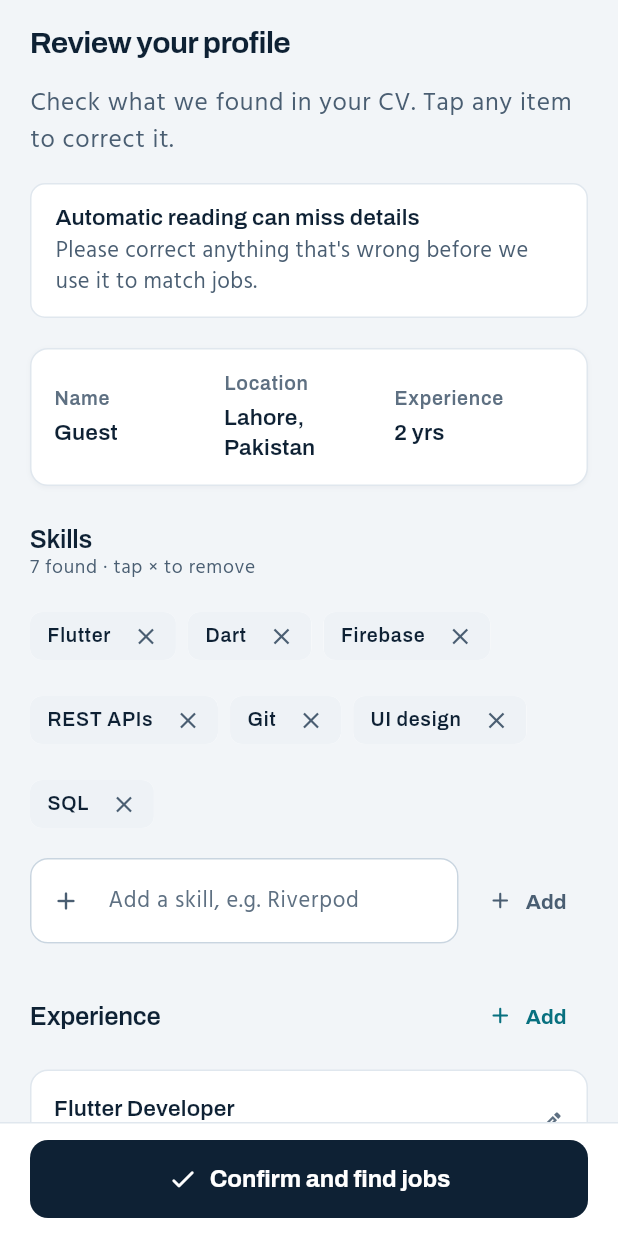
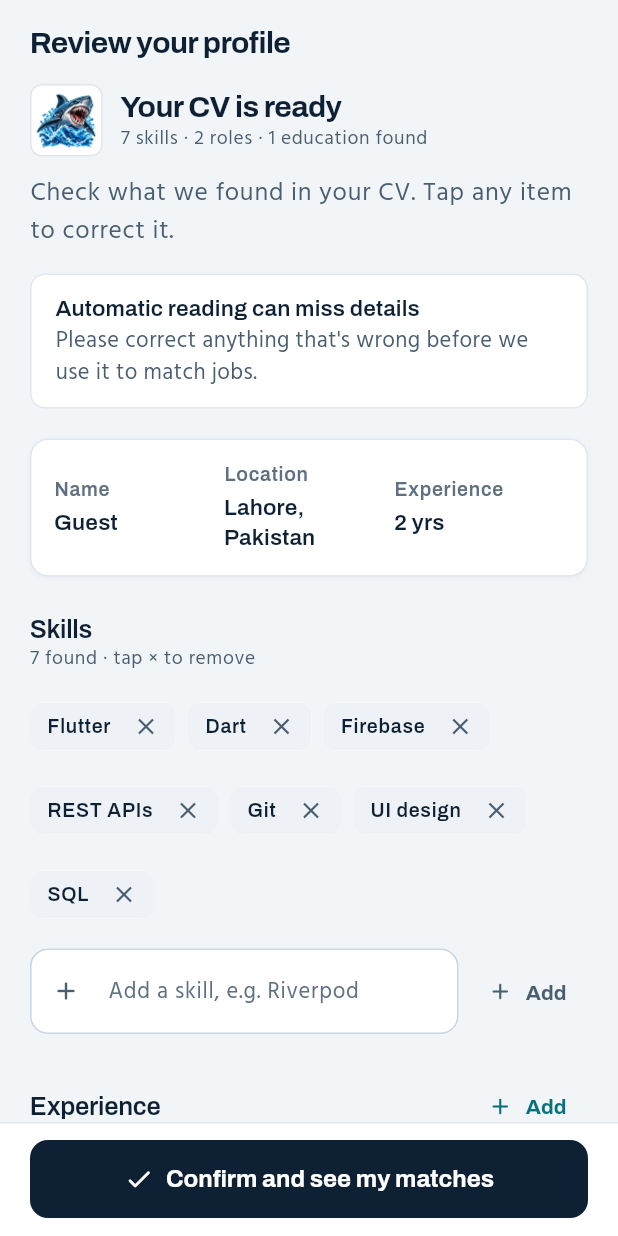
Before and after one commit to scalesharkapps-dot/SharkHire-Flutter-Web, a Flutter app: the CvReviewScreen screen opened by its route, on a phone screen of 412 x 824 dp. Run offline on Flutter 3.47's test engine with Material 3 defaults, Android fonts, the phone set to English and light mode, and no system bars; our stand-ins replace cupertino_ui, file_picker, flutter_riverpod, flutter_secure_storage, go_router, material_ui; missing offline and left inert: purchases_flutter; accounts and stored records are empty.

Commit message:
Loaders: shark fin loader on splash, CV processing, buttons and page waits; CV ready header on review
Co-Authored-By: Claude Opus 5.5 <noreply@anthropic.com>

```diff
--- a/mobile_app/lib/features/applications/presentation/screens/applications_screen.dart
+++ b/mobile_app/lib/features/applications/presentation/screens/applications_screen.dart
@@ -14,6 +14,7 @@ import '../../../../shared/widgets/state_views.dart';
 import '../../../../shared/widgets/status_chip.dart';
 import '../../data/models/application.dart';
 import '../providers/applications_provider.dart';
+import '../../../../shared/widgets/shark_loader.dart';
 
 enum _Filter { all, active, closed }
 
@@ -43,7 +44,7 @@ class _ApplicationsScreenState extends ConsumerState<ApplicationsScreen> {
     return Scaffold(
       appBar: AppBar(title: const Text('My applications')),
       body: all.isEmpty && load.isLoading
-          ? const Center(child: CircularProgressIndicator())
+          ? const SharkLoader()
           : all.isEmpty && load.hasError
           ? ErrorStateView(
               message: friendlyErrorMessage(load.error!),
--- a/mobile_app/lib/features/authentication/presentation/screens/auth_link_screens.dart
+++ b/mobile_app/lib/features/authentication/presentation/screens/auth_link_screens.dart
@@ -15,6 +15,7 @@ import '../../domain/session.dart';
 import '../providers/auth_link_provider.dart';
 import '../providers/session_provider.dart';
 import '../widgets/auth_scaffold.dart';
+import '../../../../shared/widgets/shark_loader.dart';
 
 enum _Confirm { working, confirmed, confirmedLogIn, expired, failed }
 
@@ -90,7 +91,7 @@ class _AuthCallbackScreenState extends ConsumerState<AuthCallbackScreen> {
           subtitle: 'One moment…',
           showBack: false,
           leading: StateIllustration(icon: Icons.mark_email_read_outlined),
-          children: [Center(child: CircularProgressIndicator())],
+          children: [SharkLoader()],
         );
       case _Confirm.confirmed:
         return AuthScaffold(
@@ -250,7 +251,7 @@ class _ResetPasswordScreenState extends ConsumerState<ResetPasswordScreen> {
       return const AuthScaffold(
         title: 'Reset your password',
         showBack: false,
-        children: [Center(child: CircularProgressIndicator())],
+        children: [SharkLoader()],
       );
     }
     if (_done) {
--- a/mobile_app/lib/features/authentication/presentation/screens/verify_email_screen.dart
+++ b/mobile_app/lib/features/authentication/presentation/screens/verify_email_screen.dart
@@ -12,6 +12,7 @@ import '../../../profile/presentation/providers/current_user_provider.dart';
 import '../providers/resend_verification_provider.dart';
 import '../providers/session_provider.dart';
 import '../widgets/auth_scaffold.dart';
+import '../../../../shared/widgets/shark_loader.dart';
 
 /// Shown after sign-up until the email address is confirmed.
 class VerifyEmailScreen extends ConsumerStatefulWidget {
@@ -147,10 +148,7 @@ class _VerifyEmailScreenState extends ConsumerState<VerifyEmailScreen> {
                     child: const Row(
                       mainAxisSize: MainAxisSize.min,
                       children: [
-                        SizedBox.square(
-                          dimension: 18,
-                          child: CircularProgressIndicator(strokeWidth: 2),
-                        ),
+                        SharkSwim(width: 44, finSize: 11),
                         SizedBox(width: AppSpacing.sm),
                         Text('Sending…'),
                       ],
--- a/mobile_app/lib/features/job_details/presentation/screens/apply_screen.dart
+++ b/mobile_app/lib/features/job_details/presentation/screens/apply_screen.dart
@@ -16,6 +16,7 @@ import '../../../resume/data/models/resume_models.dart';
 import '../../../resume/presentation/providers/cv_provider.dart';
 import '../../data/models/job_details.dart';
 import '../../data/repositories/job_details_repository.dart';
+import '../../../../shared/widgets/shark_loader.dart';
 
 /// Internal apply form (guide §3.5 internal flow, mockup 4.3):
 /// choose CV, optional cover letter, submit.
@@ -28,8 +29,7 @@ class ApplyScreen extends ConsumerWidget {
   Widget build(BuildContext context, WidgetRef ref) {
     final details = ref.watch(jobDetailsProvider(jobId));
     return details.when(
-      loading: () =>
-          const Scaffold(body: Center(child: CircularProgressIndicator())),
+      loading: () => const Scaffold(body: SharkLoader()),
       error: (_, _) => Scaffold(
         appBar: AppBar(),
         body: ErrorStateView(
--- a/mobile_app/lib/features/resume/presentation/screens/cv_review_screen.dart
+++ b/mobile_app/lib/features/resume/presentation/screens/cv_review_screen.dart
@@ -7,6 +7,7 @@ import '../../../../core/theme/app_colors.dart';
 import '../../../../core/theme/app_spacing.dart';
 import '../../../../core/utils/feedback.dart';
 import '../../../../shared/widgets/app_surface.dart';
+import '../../../../shared/widgets/brand_logo.dart';
 import '../../../../shared/widgets/bottom_action_bar.dart';
 import '../../../../shared/widgets/form_fields.dart';
 import '../../../../shared/widgets/skeleton.dart';
@@ -177,6 +178,35 @@ class _CvReviewScreenState extends ConsumerState<CvReviewScreen> {
           AppSpacing.xxl,
         ),
         children: [
+          Row(
+            children: [
+              const SharkMark(size: 40, framed: true),
+              const SizedBox(width: AppSpacing.md),
+              Expanded(
+                child: Column(
+                  crossAxisAlignment: CrossAxisAlignment.start,
+                  children: [
+                    Semantics(
+                      header: true,
+                      child: Text(
+                        'Your CV is ready',
+                        style: text.headlineSmall,
+                      ),
+                    ),
+                    Text(
+                      '${d.skills.length} ${d.skills.length == 1 ? 'skill' : 'skills'}'
+                      ' · ${d.experience.length} ${d.experience.length == 1 ? 'role' : 'roles'}'
+                      ' · ${d.education.length} education found',
+                      style: text.bodySmall?.copyWith(
+                        color: AppColors.textSecondary,
+                      ),
+                    ),
+                  ],
+                ),
+              ),
+            ],
+          ),
+          const SizedBox(height: AppSpacing.md),
           Text(
             'Check what we found in your CV. Tap any item to correct it.',
             style: text.bodyLarge?.copyWith(color: AppColors.textSecondary),
@@ -360,7 +390,7 @@ class _CvReviewScreenState extends ConsumerState<CvReviewScreen> {
           ? null
           : BottomActionBar(
               child: LoadingButton(
-                label: 'Confirm and find jobs',
+                label: 'Confirm and see my matches',
                 icon: Icons.check_rounded,
                 loading: _saving,
                 onPressed: _confirm,
--- a/mobile_app/lib/features/subscription/presentation/screens/subscription_history_screen.dart
+++ b/mobile_app/lib/features/subscription/presentation/screens/subscription_history_screen.dart
@@ -8,6 +8,7 @@ import '../../../../shared/widgets/app_surface.dart';
 import '../../../../shared/widgets/state_views.dart';
 import '../../domain/subscription_status.dart';
 import '../providers/subscription_providers.dart';
+import '../../../../shared/widgets/shark_loader.dart';
 
 /// Billing history from `GET /api/v1/subscriptions/history`.
 class SubscriptionHistoryScreen extends ConsumerWidget {
@@ -79,7 +80,7 @@ class SubscriptionHistoryScreen extends ConsumerWidget {
     TextTheme text,
   ) {
     return history.when(
-      loading: () => const Center(child: CircularProgressIndicator()),
+      loading: () => const SharkLoader(),
       error: (e, _) => e is FeatureUnavailableException
           ? EmptyStateView(
               icon: Icons.receipt_long_outlined,
--- a/mobile_app/lib/shared/widgets/form_fields.dart
+++ b/mobile_app/lib/shared/widgets/form_fields.dart
@@ -3,6 +3,7 @@ import 'package:material_ui/material_ui.dart';
 
 import '../../core/theme/app_colors.dart';
 import '../../core/theme/app_spacing.dart';
+import 'shark_loader.dart';
 
 /// Small uppercase label shown above inputs (as in the guide mockups).
 class FieldLabel extends StatelessWidget {
@@ -213,13 +214,12 @@ class LoadingButton extends StatelessWidget {
     final child = AnimatedSwitcher(
       duration: AppDurations.fast,
       child: loading
-          ? SizedBox.square(
-              key: ValueKey('spinner'),
-              dimension: 22,
-              child: CircularProgressIndicator(
-                strokeWidth: 2.4,
-                color: AppColors.onInk,
-              ),
+          ? SharkSwim(
+              key: const ValueKey('spinner'),
+              width: 56,
+              finSize: 12,
+              color: AppColors.onInk,
+              trackColor: AppColors.onInk.withValues(alpha: 0.28),
             )
           : Row(
               key: const ValueKey('label'),
```
Also changed, not shown: mobile_app/lib/features/onboarding/presentation/screens/splash_screen.dart (+7 -0 lines), mobile_app/lib/features/resume/presentation/screens/cv_upload_screen.dart (+105 -8 lines), mobile_app/lib/features/subscription/presentation/screens/subscription_screen.dart (+2 -6 lines), mobile_app/lib/shared/widgets/shark_loader.dart (added, +179 -0 lines), 2 other files.
